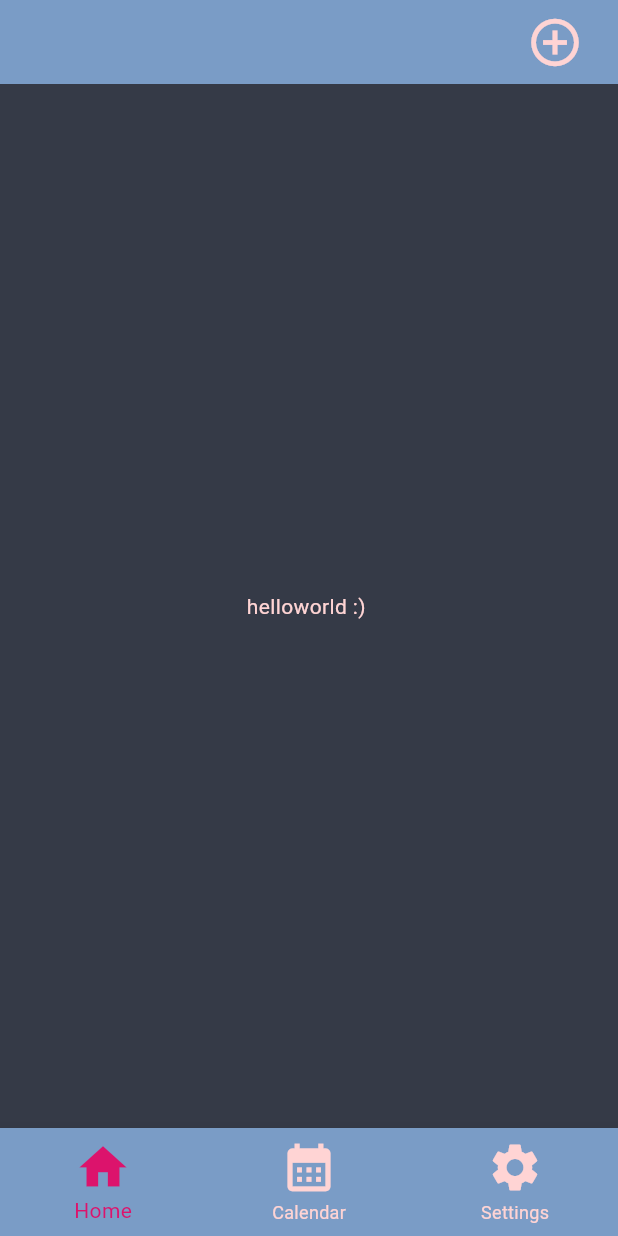
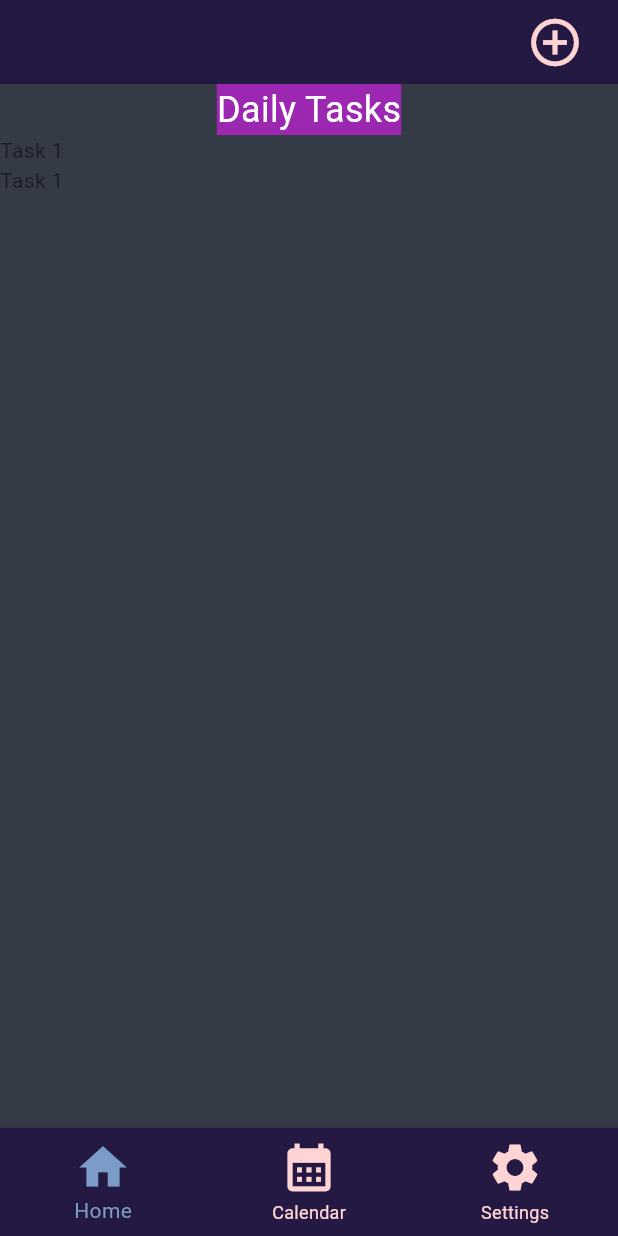
Before and after one commit to Kboyles138/HighCheck, a Flutter app: the screen it shows after launch, on a phone screen of 412 x 824 dp. Run offline on Flutter 3.47's test engine with Material 2 defaults, Android fonts, the phone set to English and light mode, and no system bars; our stand-ins replace syncfusion_flutter_calendar.

Commit message:
commit for flutter upgrade

```diff
--- a/highcheck/lib/home.dart
+++ b/highcheck/lib/home.dart
@@ -1,5 +1,28 @@
 import 'package:flutter/material.dart';
 import 'package:help/widgets/palette.dart';
+
+class DailyTasks {
+  DailyTasks(this.id, this.title, this.details, this.time);
+  final int id;
+  final String title;
+  final String details;
+  final DateTime time;
+
+  static List<DailyTasks> dailyTasks() => <DailyTasks>[
+        DailyTasks(
+          0,
+          'Task 1',
+          'test',
+          DateTime.now(),
+        ),
+        DailyTasks(
+          1,
+          'Task 1',
+          'test',
+          DateTime.now(),
+        ),
+      ];
+}
 
 class MyHomePage extends StatefulWidget {
   const MyHomePage({super.key});
@@ -8,24 +31,35 @@ class MyHomePage extends StatefulWidget {
 }
 
 class _MyHomePageState extends State<MyHomePage> {
+  final List<dynamic> _dailyTasks = DailyTasks.dailyTasks();
   @override
   Widget build(BuildContext context) {
-    return
+    return Container(
+      alignment: Alignment.topLeft,
+      child: SingleChildScrollView(
+        child: Column(
+          mainAxisAlignment: MainAxisAlignment.start,
+          children: <Widget>[
+            FittedBox(
+               alignment: Alignment.centerLeft,
+              child: Container(
+                color: Colors.purple,
 
-    Container(
-      color: palette['background'],
-      child: Center(
-          child: Column(
-            mainAxisAlignment: MainAxisAlignment.center,
-            children: <Widget>[
-              Text(
-               'helloworld :) ',
-
-                style: TextStyle(color: palette['text']),
+                child: const Text(
+                  'Daily Tasks',
+                  style: TextStyle(color: Colors.white, fontSize: 24),
+                ),
               ),
-            ],
-          ),
+            ),
+            ListView.builder(
+              shrinkWrap: true,
+              itemCount: _dailyTasks.length,
+              itemBuilder: (final BuildContext context, final int index) =>
+                  Text(_dailyTasks[index].title),
+            ),
+          ],
         ),
+      ),
     );
   }
 }
--- a/highcheck/lib/main.dart
+++ b/highcheck/lib/main.dart
@@ -1,5 +1,6 @@
 import 'package:flutter/material.dart';
-import 'package:help/widgets/bottomNav.dart';
+import 'package:help/widgets/barsAndNavigation.dart';
+import 'package:help/widgets/palette.dart';
 
 void main() {
   runApp(const MyApp());
@@ -15,10 +16,10 @@ class MyApp extends StatelessWidget {
       title: 'HighCheck',
       debugShowCheckedModeBanner: false,
       theme: ThemeData(
-        colorScheme: ColorScheme.fromSeed(seedColor: Colors.deepPurple),
+        scaffoldBackgroundColor: palette['background'],
         useMaterial3: true,
       ),
-      home: const BottomNav(selectedIndex: 0),
+      home: const BarsAndNavigation(selectedIndex: 0),
     );
   }
 }
--- a/highcheck/lib/widgets/bottomNav.dart
+++ b/highcheck/lib/widgets/barsAndNavigation.dart
@@ -1,19 +1,21 @@
+// ignore_for_file: library_private_types_in_public_api, file_names
+
 import 'package:flutter/material.dart';
 import 'package:help/calendar.dart';
 import 'package:help/home.dart';
 import 'package:help/settings.dart';
 import 'package:help/widgets/palette.dart';
 
-class BottomNav extends StatefulWidget {
-  const BottomNav({required this.selectedIndex, super.key});
+class BarsAndNavigation extends StatefulWidget {
+  const BarsAndNavigation({required this.selectedIndex, super.key});
 
   final int selectedIndex;
 
   @override
-  _BottomNav createState() => _BottomNav();
+  _BarsAndNavigation createState() => _BarsAndNavigation();
 }
 
-class _BottomNav extends State<BottomNav> {
+class _BarsAndNavigation extends State<BarsAndNavigation> {
   int _selectedIndex = -1;
   @override
   void initState() {
@@ -54,7 +56,7 @@ class _BottomNav extends State<BottomNav> {
       bottomNavigationBar: BottomNavigationBar(
           currentIndex: _selectedIndex,
           onTap: _onItemTapped,
-          selectedItemColor: palette['highlight'],
+          selectedItemColor: palette['highlight2'],
           showUnselectedLabels: true,
           backgroundColor: palette['appBar'],
           unselectedItemColor: palette['text'],
--- a/highcheck/lib/widgets/palette.dart
+++ b/highcheck/lib/widgets/palette.dart
@@ -1,9 +1,9 @@
 import 'package:flutter/material.dart';
 
-
-Map<String, Color> palette = <String, Color> {
+Map<String, Color> palette = <String, Color>{
   'background': const Color(0xff353A47),
-  'appBar': const Color(0xff7A9CC6),
+  'appBar': const Color(0xff231942),
   'text': const Color(0xffFFD4D4),
-  'highlight' : const Color(0xffDC136C),
+  'highlight': const Color(0xffDC136C),
+  'highlight2': const Color(0xff7A9CC6),
 };
--- a/highcheck/pubspec.yaml
+++ b/highcheck/pubspec.yaml
@@ -35,6 +35,7 @@ dependencies:
   # The following adds the Cupertino Icons font to your application.
   # Use with the CupertinoIcons class for iOS style icons.
   cupertino_icons: ^1.0.2
+  syncfusion_flutter_calendar: ^23.1.43
 
 dev_dependencies:
   flutter_test:
```
Also changed, not shown: highcheck/lib/calendar.dart (+36 -1 lines).
